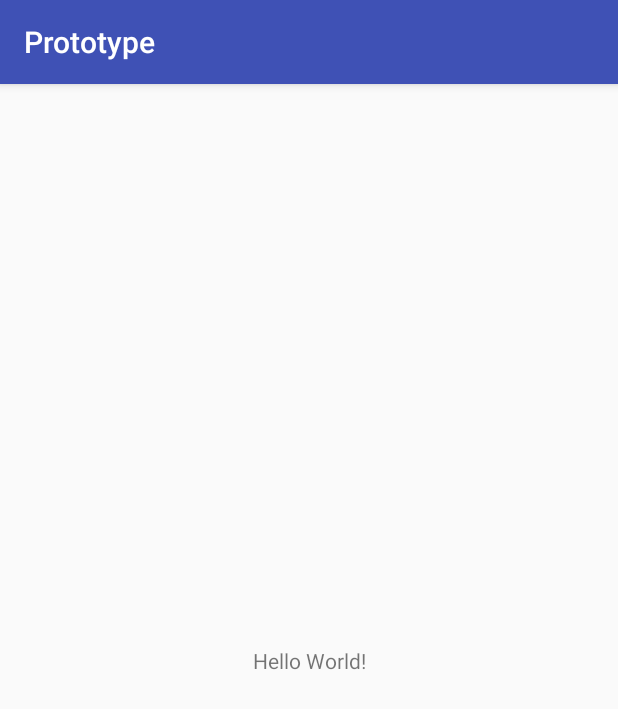
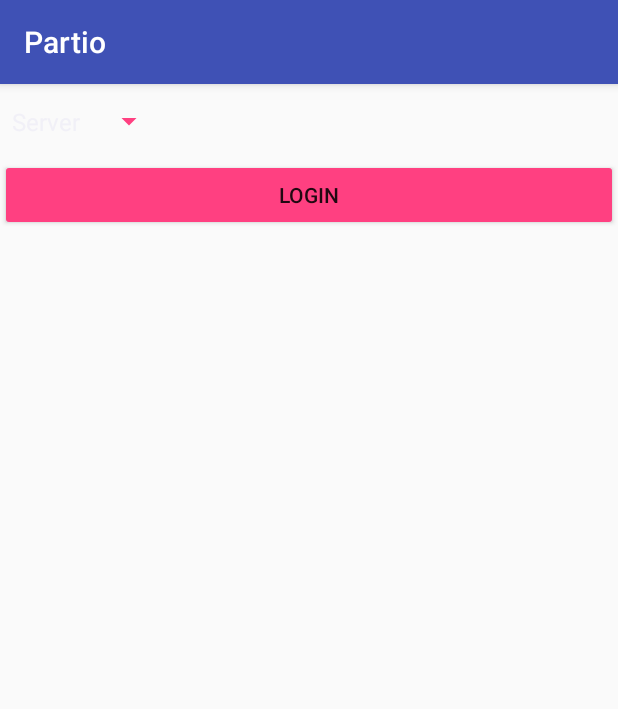
Before and after one commit to partionetwork/prototype, an Android app: the screen it shows after launch (MainActivity), on a phone screen of 412 x 824 dp. Shown: the top 709 px of the screen. Run offline under Robolectric (Android 15) with nearby library versions, the phone set to English and light mode, and no system bars.

```diff
--- a/app/src/main/java/com/app/prototype/MainActivity.java
+++ b/app/src/main/java/com/app/prototype/MainActivity.java
@@ -1,13 +1,54 @@
 package com.app.prototype;
 
+import android.content.Intent;
 import android.support.v7.app.AppCompatActivity;
 import android.os.Bundle;
+import android.widget.ArrayAdapter;
+import android.widget.Button;
+import android.widget.Spinner;
+
+import java.util.ArrayList;
+import java.util.List;
 
 public class MainActivity extends AppCompatActivity {
+
+    private Button _loginBtn;
+    private ServerNetworkManager _serverNetworkManager;
+    private Spinner _userTypeSpinner;
+
 
     @Override
     protected void onCreate(Bundle savedInstanceState) {
         super.onCreate(savedInstanceState);
         setContentView(R.layout.activity_main);
+
+        _userTypeSpinner = findViewById(R.id.userTypeSpinner);
+
+        List<String> list = new ArrayList<>();
+        list.add("Server");
+        list.add("Client");
+
+        ArrayAdapter adapter = new ArrayAdapter<>(getApplicationContext(),
+                android.R.layout.simple_spinner_item, list);
+        adapter.setDropDownViewResource(android.R.layout.simple_spinner_dropdown_item);
+        _userTypeSpinner.setAdapter(adapter);
+        _userTypeSpinner.setSelection(0);
+
+        _loginBtn = findViewById(R.id.loginBtn);
+        _loginBtn.setOnClickListener(v -> {
+            if (_userTypeSpinner.getSelectedItemPosition() == 0){
+                Intent intent = new Intent(this, ServerActivity.class);
+                startActivity(intent);
+            }
+        });
+
+        /*_serverNetworkManager = new ServerNetworkManager(this);
+
+        _btnShareWifi = (Button)findViewById(R.id.btnShareWifi);
+        int userId = 5102;
+        String userIdHex = Integer.toHexString(userId);
+        _btnShareWifi.setOnClickListener(v -> _serverNetworkManager.StartWifiSharing(userIdHex));*/
     }
+
+
 }
--- a/app/src/main/res/layout/activity_main.xml
+++ b/app/src/main/res/layout/activity_main.xml
@@ -1,18 +1,26 @@
 <?xml version="1.0" encoding="utf-8"?>
-<android.support.constraint.ConstraintLayout xmlns:android="http://schemas.android.com/apk/res/android"
+<android.support.v7.widget.LinearLayoutCompat xmlns:android="http://schemas.android.com/apk/res/android"
     xmlns:app="http://schemas.android.com/apk/res-auto"
     xmlns:tools="http://schemas.android.com/tools"
     android:layout_width="match_parent"
     android:layout_height="match_parent"
+    android:orientation="vertical"
     tools:context="com.app.prototype.MainActivity">
+    <Spinner
+        android:id="@+id/userTypeSpinner"
+        android:layout_width="wrap_content"
+        android:layout_height="38dp"
+        android:layout_marginTop="6dp"
+        android:layout_marginBottom="6dp"
+        android:backgroundTint="@color/colorAccent"/>
 
-    <TextView
-        android:layout_width="wrap_content"
+    <Button
+        android:id="@+id/loginBtn"
+        android:layout_width="match_parent"
         android:layout_height="wrap_content"
-        android:text="Hello World!"
-        app:layout_constraintBottom_toBottomOf="parent"
-        app:layout_constraintLeft_toLeftOf="parent"
-        app:layout_constraintRight_toRightOf="parent"
-        app:layout_constraintTop_toTopOf="parent" />
+        android:backgroundTint="@color/colorAccent"
+        android:text="Login" />
 
-</android.support.constraint.ConstraintLayout>
+
+
+</android.support.v7.widget.LinearLayoutCompat>
--- a/app/src/main/res/values/colors.xml
+++ b/app/src/main/res/values/colors.xml
@@ -3,4 +3,5 @@
     <color name="colorPrimary">#3F51B5</color>
     <color name="colorPrimaryDark">#303F9F</color>
     <color name="colorAccent">#FF4081</color>
+    <color name="colorLightText">#FFFFFF</color>
 </resources>
--- /dev/null
+++ b/app/src/main/res/values/dimens.xml
@@ -0,0 +1,3 @@
+<resources>
+    <dimen name="fab_margin">16dp</dimen>
+</resources>
--- a/app/src/main/res/values/strings.xml
+++ b/app/src/main/res/values/strings.xml
@@ -1,3 +1,3 @@
 <resources>
-    <string name="app_name">Prototype</string>
+    <string name="app_name">Partio</string>
 </resources>
--- a/app/src/main/res/values/styles.xml
+++ b/app/src/main/res/values/styles.xml
@@ -8,4 +8,13 @@
         <item name="colorAccent">@color/colorAccent</item>
     </style>
 
+    <style name="AppTheme.NoActionBar">
+        <item name="windowActionBar">false</item>
+        <item name="windowNoTitle">true</item>
+    </style>
+
+    <style name="AppTheme.AppBarOverlay" parent="ThemeOverlay.AppCompat.Dark.ActionBar" />
+
+    <style name="AppTheme.PopupOverlay" parent="ThemeOverlay.AppCompat.Light" />
+
 </resources>
--- a/build.gradle
+++ b/build.gradle
@@ -14,6 +14,9 @@ buildscript {
 
 allprojects {
     repositories {
+        maven {
+            url "https://maven.google.com"
+        }
         jcenter()
     }
 }
```
Also changed, not shown: app/build.gradle (+12 -3 lines), app/src/main/AndroidManifest.xml (+13 -0 lines), app/src/main/java/com/app/prototype/ClientActivity.java (added, +29 -0 lines), app/src/main/java/com/app/prototype/Security.java (added, +72 -0 lines), app/src/main/java/com/app/prototype/ServerActivity.java (added, +74 -0 lines), app/src/main/java/com/app/prototype/ServerNetworkManager.java (added, +101 -0 lines), app/src/main/res/layout/activity_client.xml (added, +33 -0 lines), app/src/main/res/layout/activity_server.xml (added, +54 -0 lines), app/src/main/res/layout/content_client.xml (added, +11 -0 lines), 1 other file.
